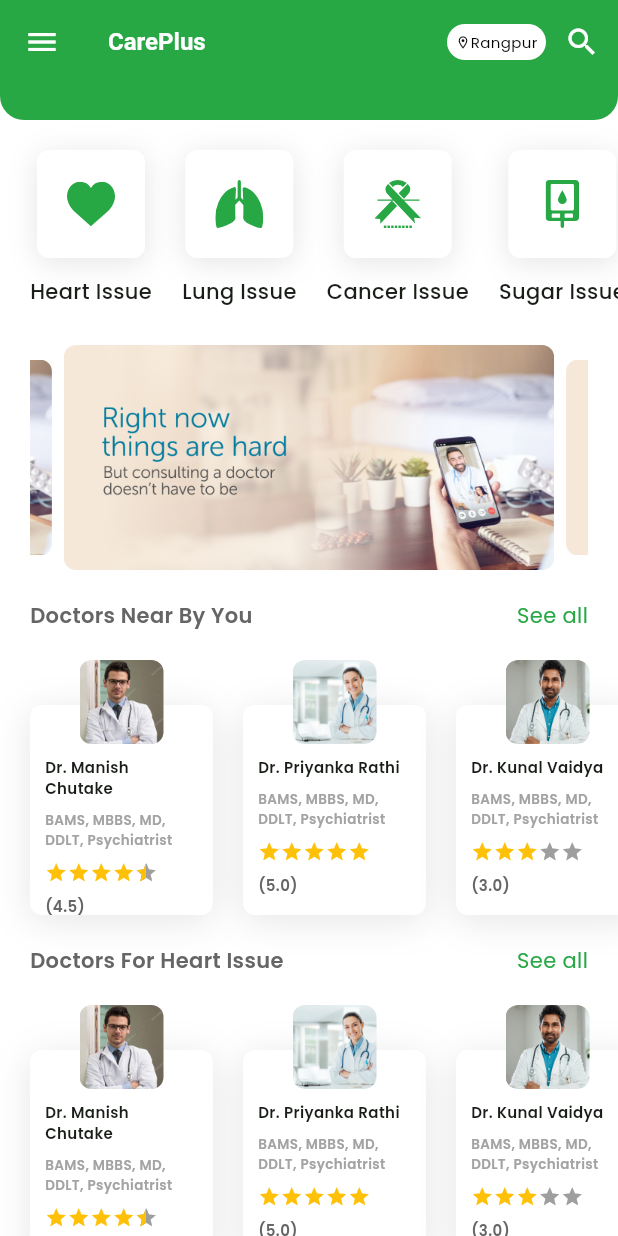
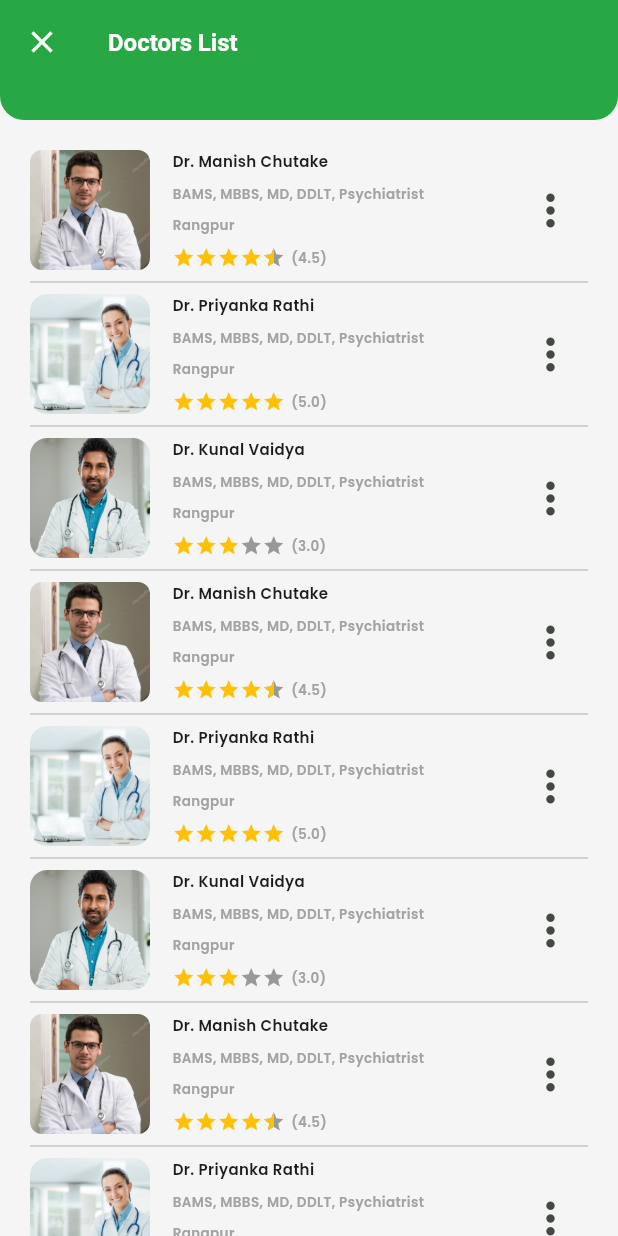
Before and after one commit to shiponirfan/care_plus, a Flutter app: the HomeScreen screen opened directly, after a tap on "See all", on a phone screen of 412 x 824 dp. Run offline on Flutter 3.47's test engine with Material 3 defaults, Android fonts, the phone set to English and light mode, and no system bars; drawn by our look-alikes of carousel_slider, flutter_rating_bar; our stand-ins replace flutter_svg, google_fonts, pin_code_fields.

Commit message:
Doctor Profile Screen Added

```diff
--- a/lib/app/app.dart
+++ b/lib/app/app.dart
@@ -3,6 +3,8 @@ import 'package:care_plus/features/auth/ui/screens/login_screen.dart';
 import 'package:care_plus/features/auth/ui/screens/number_input_screen.dart';
 import 'package:care_plus/features/auth/ui/screens/otp_verification_screen.dart';
 import 'package:care_plus/features/common/ui/screens/main_bottom_navbar_screen.dart';
+import 'package:care_plus/features/doctors/ui/screens/doctors_list_screen.dart';
+import 'package:care_plus/features/doctors/ui/screens/doctors_profile_screen.dart';
 import 'package:care_plus/features/home/ui/screens/home_screen.dart';
 import 'package:care_plus/features/onboarding/ui/screens/onboarding_screen.dart';
 import 'package:care_plus/features/onboarding/ui/screens/select_city_screen.dart';
@@ -40,6 +42,10 @@ class CarePlusApp extends StatelessWidget {
           route = const HomeScreen();
         }else if (settings.name == SearchScreen.name) {
           route = const SearchScreen();
+        }else if (settings.name == DoctorsListScreen.name) {
+          route = const DoctorsListScreen();
+        }else if (settings.name == DoctorsProfileScreen.name) {
+          route = const DoctorsProfileScreen();
         }
         return MaterialPageRoute(
           builder: (context) {
--- a/lib/app/app_constants.dart
+++ b/lib/app/app_constants.dart
@@ -63,114 +63,157 @@ class AppConstants {
     'assets/images/slider_img1.png',
   ];
 
-  static List<Map> nearDoctorList = [
+  static List<Map> doctorList = [
     {
       'img': 'assets/images/doctor1.png',
       'title': 'Dr. Manish Chutake',
       'subtitle': 'BAMS, MBBS, MD, DDLT, Psychiatrist',
       'rating': 4.5,
+      'location': 'Rangpur',
     },
     {
       'img': 'assets/images/doctor2.png',
       'title': 'Dr. Priyanka Rathi',
       'subtitle': 'BAMS, MBBS, MD, DDLT, Psychiatrist',
       'rating': 5.0,
+      'location': 'Rangpur',
     },
     {
       'img': 'assets/images/doctor3.png',
       'title': 'Dr. Kunal Vaidya',
       'subtitle': 'BAMS, MBBS, MD, DDLT, Psychiatrist',
       'rating': 3.0,
+      'location': 'Rangpur',
     },
     {
       'img': 'assets/images/doctor1.png',
       'title': 'Dr. Manish Chutake',
       'subtitle': 'BAMS, MBBS, MD, DDLT, Psychiatrist',
       'rating': 4.5,
+      'location': 'Rangpur',
     },
     {
       'img': 'assets/images/doctor2.png',
       'title': 'Dr. Priyanka Rathi',
       'subtitle': 'BAMS, MBBS, MD, DDLT, Psychiatrist',
       'rating': 5.0,
+      'location': 'Rangpur',
     },
     {
       'img': 'assets/images/doctor3.png',
       'title': 'Dr. Kunal Vaidya',
       'subtitle': 'BAMS, MBBS, MD, DDLT, Psychiatrist',
       'rating': 3.0,
+      'location': 'Rangpur',
     },
     {
       'img': 'assets/images/doctor1.png',
       'title': 'Dr. Manish Chutake',
       'subtitle': 'BAMS, MBBS, MD, DDLT, Psychiatrist',
       'rating': 4.5,
+      'location': 'Rangpur',
     },
     {
       'img': 'assets/images/doctor2.png',
       'title': 'Dr. Priyanka Rathi',
       'subtitle': 'BAMS, MBBS, MD, DDLT, Psychiatrist',
       'rating': 5.0,
+      'location': 'Rangpur',
     },
     {
       'img': 'assets/images/doctor3.png',
       'title': 'Dr. Kunal Vaidya',
       'subtitle': 'BAMS, MBBS, MD, DDLT, Psychiatrist',
       'rating': 3.0,
+      'location': 'Rangpur',
     },
     {
       'img': 'assets/images/doctor1.png',
       'title': 'Dr. Manish Chutake',
       'subtitle': 'BAMS, MBBS, MD, DDLT, Psychiatrist',
       'rating': 4.5,
+      'location': 'Rangpur',
     },
     {
       'img': 'assets/images/doctor2.png',
       'title': 'Dr. Priyanka Rathi',
       'subtitle': 'BAMS, MBBS, MD, DDLT, Psychiatrist',
       'rating': 5.0,
+      'location': 'Rangpur',
     },
     {
       'img': 'assets/images/doctor3.png',
       'title': 'Dr. Kunal Vaidya',
       'subtitle': 'BAMS, MBBS, MD, DDLT, Psychiatrist',
       'rating': 3.0,
+      'location': 'Rangpur',
     },
     {
       'img': 'assets/images/doctor1.png',
       'title': 'Dr. Manish Chutake',
       'subtitle': 'BAMS, MBBS, MD, DDLT, Psychiatrist',
       'rating': 4.5,
+      'location': 'Rangpur',
     },
     {
       'img': 'assets/images/doctor2.png',
       'title': 'Dr. Priyanka Rathi',
       'subtitle': 'BAMS, MBBS, MD, DDLT, Psychiatrist',
       'rating': 5.0,
+      'location': 'Rangpur',
     },
     {
       'img': 'assets/images/doctor3.png',
       'title': 'Dr. Kunal Vaidya',
       'subtitle': 'BAMS, MBBS, MD, DDLT, Psychiatrist',
       'rating': 3.0,
+      'location': 'Rangpur',
     },
     {
       'img': 'assets/images/doctor1.png',
       'title': 'Dr. Manish Chutake',
       'subtitle': 'BAMS, MBBS, MD, DDLT, Psychiatrist',
       'rating': 4.5,
+      'location': 'Rangpur',
     },
     {
       'img': 'assets/images/doctor2.png',
       'title': 'Dr. Priyanka Rathi',
       'subtitle': 'BAMS, MBBS, MD, DDLT, Psychiatrist',
       'rating': 5.0,
+      'location': 'Rangpur',
     },
     {
       'img': 'assets/images/doctor3.png',
       'title': 'Dr. Kunal Vaidya',
       'subtitle': 'BAMS, MBBS, MD, DDLT, Psychiatrist',
       'rating': 3.0,
+      'location': 'Rangpur',
     },
   ];
+
+  static Map doctorProfile = {
+    'img': 'assets/images/doctor1.png',
+    'images': [
+      'assets/images/doctor1.png',
+      'assets/images/doctor2.png',
+      'assets/images/doctor3.png',
+      'assets/images/doctor2.png',
+    ],
+    'description': [
+      'The Dr. Manish Chutake has a cumulative years of Experience of 4000  heart surgeries.',
+      'He has counted in top 10 cardiologist in all over the Bangladesh',
+      'He has been received a awards from government Of India for distinguishes the top medicines in all Over Bangladesh',
+    ],
+    'title': 'Dr. Manish Chutake',
+    'feedback': 'The service of the Dr. Manish Chutake and staff is Good.',
+    'address': 'Plot No. 123, Behind Somalwada Highschool,Shankar Nagar,Rangpur',
+    'designation': 'Psychiatrist',
+    'subtitle': 'BAMS, MBBS, MD, DDLT',
+    'experience': 14,
+    'phone': '+880 1754654521',
+    'fees': 50,
+    'rating': 4.5,
+    'location': 'Rangpur',
+  };
 }
--- /dev/null
+++ b/lib/features/doctors/ui/screens/doctors_list_screen.dart
@@ -0,0 +1,39 @@
+import 'package:care_plus/app/app_constants.dart';
+import 'package:care_plus/features/common/ui/widgets/custom_app_bar.dart';
+import 'package:care_plus/features/doctors/widgets/doctor_list_card.dart';
+import 'package:flutter/material.dart';
+
+class DoctorsListScreen extends StatefulWidget {
+  const DoctorsListScreen({super.key});
+
+  static String name = '/doctors-list';
+
+  @override
+  State<DoctorsListScreen> createState() => _DoctorsListScreenState();
+}
+
+class _DoctorsListScreenState extends State<DoctorsListScreen> {
+  @override
+  Widget build(BuildContext context) {
+    return CustomAppBar(
+        title: 'Doctors List',
+        body: Column(
+          children: [
+            const SizedBox(
+              height: 44,
+            ),
+            ListView.separated(
+                shrinkWrap: true,
+                primary: false,
+                itemBuilder: (context, index) {
+                  Map item = AppConstants.doctorList[index];
+                  return DoctorListCard(item: item);
+                },
+                separatorBuilder: (context, index) {
+                  return const Divider();
+                },
+                itemCount: AppConstants.doctorList.length)
+          ],
+        ));
+  }
+}
--- /dev/null
+++ b/lib/features/doctors/widgets/doctor_list_card.dart
@@ -0,0 +1,105 @@
+import 'package:care_plus/app/app_colors.dart';
+import 'package:care_plus/features/doctors/ui/screens/doctors_profile_screen.dart';
+import 'package:flutter/material.dart';
+import 'package:flutter_rating_bar/flutter_rating_bar.dart';
+
+class DoctorListCard extends StatelessWidget {
+  const DoctorListCard({
+    super.key,
+    required this.item,
+  });
+
+  final Map item;
+
+  @override
+  Widget build(BuildContext context) {
+    return InkWell(
+      onTap: () {
+        Navigator.pushNamed(context, DoctorsProfileScreen.name);
+      },
+      child: Row(
+        children: [
+          ClipRRect(
+              borderRadius: const BorderRadius.all(Radius.circular(8)),
+              child: Image.asset(
+                item['img'],
+                width: 80,
+                height: 80,
+              )),
+          const SizedBox(
+            width: 15,
+          ),
+          Column(
+            crossAxisAlignment: CrossAxisAlignment.start,
+            children: [
+              Text(
+                item['title'],
+                style: const TextStyle(
+                  fontWeight: FontWeight.w600,
+                  fontSize: 10,
+                ),
+              ),
+              const SizedBox(
+                height: 8,
+              ),
+              Text(
+                item['subtitle'],
+                style: const TextStyle(
+                    fontWeight: FontWeight.w600,
+                    fontSize: 9,
+                    color: AppColors.secondaryTextColor),
+              ),
+              const SizedBox(
+                height: 8,
+              ),
+              Text(
+                item['location'],
+                style: const TextStyle(
+                    fontWeight: FontWeight.w600,
+                    fontSize: 9,
+                    color: AppColors.secondaryTextColor),
+              ),
+              const SizedBox(
+                height: 8,
+              ),
+              Row(
+                children: [
+                  RatingBar.builder(
+                    initialRating: item['rating'],
+                    direction: Axis.horizontal,
+                    allowHalfRating: true,
+                    itemCount: 5,
+                    ignoreGestures: true,
+                    itemSize: 15,
+                    itemBuilder: (context, _) => const Icon(
+                      Icons.star,
+                      color: Colors.amber,
+                    ),
+                    onRatingUpdate: (double value) {},
+                  ),
+                  const SizedBox(
+                    width: 4,
+                  ),
+                  Text(
+                    '(${item['rating']})',
+                    style: const TextStyle(
+                        fontWeight: FontWeight.w600,
+                        fontSize: 9,
+                        color: AppColors.secondaryTextColor),
+                  ),
+                ],
+              ),
+            ],
+          ),
+          const Spacer(),
+          IconButton(
+              onPressed: () {},
+              icon: const Icon(
+                Icons.more_vert,
+                size: 34,
+              ))
+        ],
+      ),
+    );
+  }
+}
--- a/lib/features/home/ui/screens/home_screen.dart
+++ b/lib/features/home/ui/screens/home_screen.dart
@@ -1,5 +1,6 @@
 import 'package:care_plus/app/app_colors.dart';
 import 'package:care_plus/app/app_constants.dart';
+import 'package:care_plus/features/doctors/ui/screens/doctors_list_screen.dart';
 import 'package:care_plus/features/home/ui/widgets/drawer_menu_widget.dart';
 import 'package:care_plus/features/home/ui/widgets/home_card_view_widget.dart';
 import 'package:care_plus/features/search/ui/screens/search_screen.dart';
@@ -70,7 +71,9 @@ class _HomeScreenState extends State<HomeScreen> {
                 ),
                 _buildSectionHeading(
                   title: 'Doctors Near By You',
-                  onTap: () {},
+                  onTap: () {
+                    Navigator.pushNamed(context, DoctorsListScreen.name);
+                  },
                 ),
                 const SizedBox(
                   height: 20,
@@ -232,14 +235,14 @@ class _HomeScreenState extends State<HomeScreen> {
         scrollDirection: Axis.horizontal,
         clipBehavior: Clip.none,
         itemBuilder: (context, index) {
-          Map item = AppConstants.nearDoctorList[index];
+          Map item = AppConstants.doctorList[index];
           return HomeCardViewWidget(
               img: item['img'],
               title: item['title'],
               subtitle: item['subtitle'],
               rating: item['rating']);
         },
-        itemCount: AppConstants.nearDoctorList.length,
+        itemCount: AppConstants.doctorList.length,
         separatorBuilder: (BuildContext context, int index) {
           return const SizedBox(
             width: 20,
@@ -256,14 +259,14 @@ class _HomeScreenState extends State<HomeScreen> {
         scrollDirection: Axis.horizontal,
         clipBehavior: Clip.none,
         itemBuilder: (context, index) {
-          Map item = AppConstants.nearDoctorList[index];
+          Map item = AppConstants.doctorList[index];
           return HomeCardViewWidget(
               img: item['img'],
               title: item['title'],
               subtitle: item['subtitle'],
               rating: item['rating']);
         },
-        itemCount: AppConstants.nearDoctorList.length,
+        itemCount: AppConstants.doctorList.length,
         separatorBuilder: (BuildContext context, int index) {
           return const SizedBox(
             width: 20,
```
Also changed, not shown: lib/features/doctors/ui/screens/doctors_profile_screen.dart (added, +522 -0 lines).
